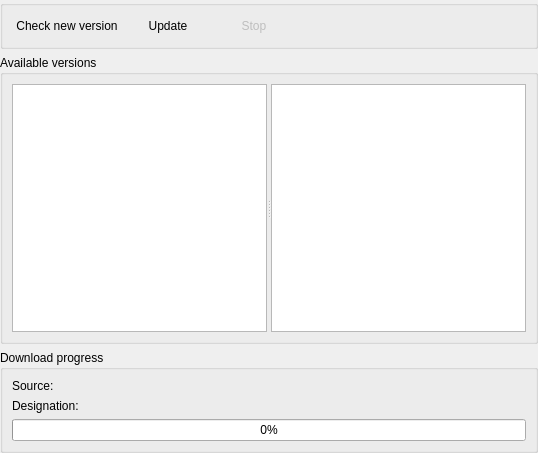
The window that src/gui/updaterwidget.ui (panter-dsd/UniversalUpdater) describes before a commit, drawn with Qt 5.
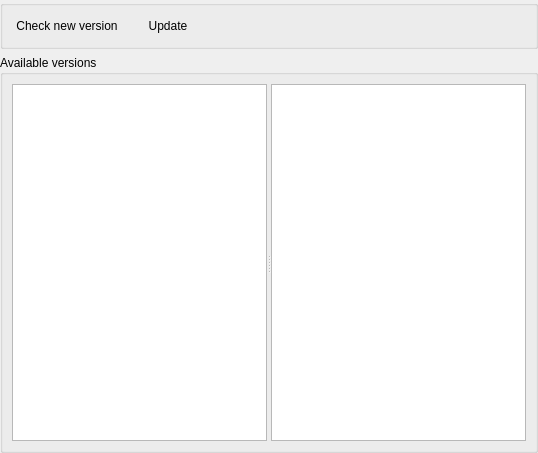
The same window after the commit.

Commit message: UpdateDownloadDialog is added. Move download/install from widget to it.

```diff
--- a/src/gui/updaterwidget.ui
+++ b/src/gui/updaterwidget.ui
@@ -49,19 +49,6 @@
         </property>
        </widget>
       </item>
-      <item>
-       <widget class="QPushButton" name="stopButton">
-        <property name="enabled">
-         <bool>false</bool>
-        </property>
-        <property name="text">
-         <string>Stop</string>
-        </property>
-        <property name="flat">
-         <bool>true</bool>
-        </property>
-       </widget>
-      </item>
       <item>
        <spacer name="horizontalSpacer">
         <property name="orientation">
@@ -96,68 +83,6 @@
      </layout>
     </widget>
    </item>
-   <item>
-    <widget class="QGroupBox" name="groupBox_2">
-     <property name="sizePolicy">
-      <sizepolicy hsizetype="Preferred" vsizetype="Maximum">
-       <horstretch>0</horstretch>
-       <verstretch>0</verstretch>
-      </sizepolicy>
-     </property>
-     <property name="title">
-      <string>Download progress</string>
-     </property>
-     <layout class="QGridLayout" name="gridLayout">
-      <item row="0" column="0">
-       <widget class="QLabel" name="label">
-        <property name="sizePolicy">
-         <sizepolicy hsizetype="Maximum" vsizetype="Preferred">
-          <horstretch>0</horstretch>
-          <verstretch>0</verstretch>
-         </sizepolicy>
-        </property>
-        <property name="text">
-         <string>Source: </string>
-        </property>
-       </widget>
-      </item>
-      <item row="0" column="1">
-       <widget class="QLabel" name="sourceLabel">
-        <property name="text">
-         <string/>
-        </property>
-       </widget>
-      </item>
-      <item row="1" column="0">
-       <widget class="QLabel" name="label_3">
-        <property name="sizePolicy">
-         <sizepolicy hsizetype="Maximum" vsizetype="Preferred">
-          <horstretch>0</horstretch>
-          <verstretch>0</verstretch>
-         </sizepolicy>
-        </property>
-        <property name="text">
-         <string>Designation: </string>
-        </property>
-       </widget>
-      </item>
-      <item row="1" column="1">
-       <widget class="QLabel" name="designationLabel">
-        <property name="text">
-         <string/>
-        </property>
-       </widget>
-      </item>
-      <item row="2" column="0" colspan="2">
-       <widget class="QProgressBar" name="downloadProgressBar">
-        <property name="value">
-         <number>0</number>
-        </property>
-       </widget>
-      </item>
-     </layout>
-    </widget>
-   </item>
   </layout>
  </widget>
  <resources/>
```
The commit also changes 8 other files.
